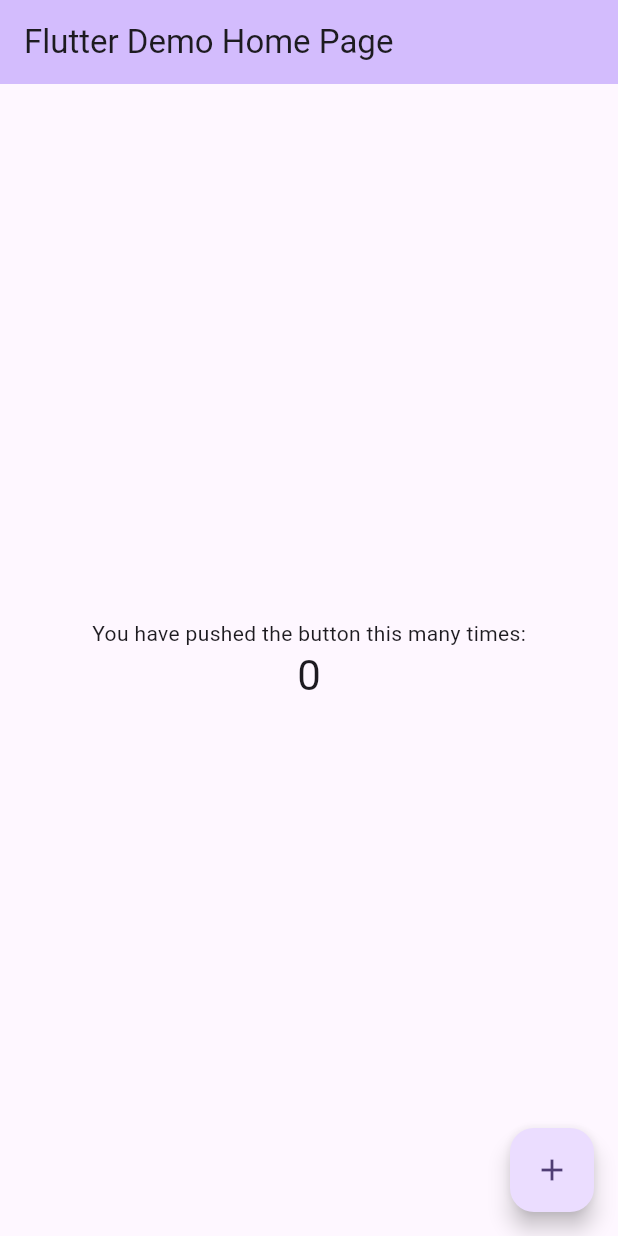
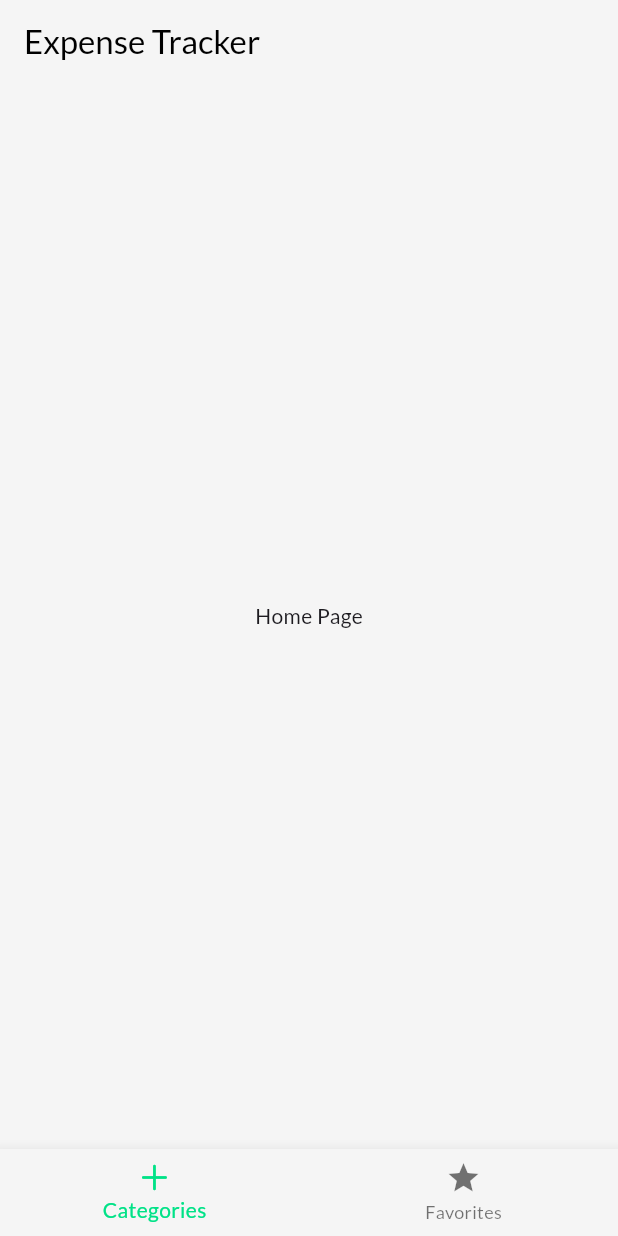
Before and after one commit to ducthinh2k3/Expense_Tracker_App, a Flutter app: the screen it shows after launch, on a phone screen of 412 x 824 dp. Run offline on Flutter 3.47's test engine with Material 3 defaults, Android fonts, the phone set to English and light mode, and no system bars; our stand-ins replace google_fonts.

Commit message:
update base

```diff
--- a/lib/main.dart
+++ b/lib/main.dart
@@ -1,125 +1,22 @@
+import 'package:expense_tracker_app/view/home/pages/home.dart';
 import 'package:flutter/material.dart';
+import 'package:google_fonts/google_fonts.dart';
 
 void main() {
-  runApp(const MyApp());
+  runApp(
+    MaterialApp(
+      theme: ThemeData(
+        useMaterial3: true,
+        colorScheme: ColorScheme.light(
+          surface: Colors.grey.shade100,
+          onSurface:  Colors.black,
+          primary: const Color(0xFF00E287),
+          secondary: const Color(0xFFE064F7),
+          tertiary: const Color(0xFFFF8D6C),
+        ),
+        textTheme: GoogleFonts.latoTextTheme(),
+      ),
+      home: const Home(),
+    ),
+  );
 }
-
-class MyApp extends StatelessWidget {
-  const MyApp({super.key});
-
-  // This widget is the root of your application.
-  @override
-  Widget build(BuildContext context) {
-    return MaterialApp(
-      title: 'Flutter Demo',
-      theme: ThemeData(
-        // This is the theme of your application.
-        //
-        // TRY THIS: Try running your application with "flutter run". You'll see
-        // the application has a purple toolbar. Then, without quitting the app,
-        // try changing the seedColor in the colorScheme below to Colors.green
-        // and then invoke "hot reload" (save your changes or press the "hot
-        // reload" button in a Flutter-supported IDE, or press "r" if you used
-        // the command line to start the app).
-        //
-        // Notice that the counter didn't reset back to zero; the application
-        // state is not lost during the reload. To reset the state, use hot
-        // restart instead.
-        //
-        // This works for code too, not just values: Most code changes can be
-        // tested with just a hot reload.
-        colorScheme: ColorScheme.fromSeed(seedColor: Colors.deepPurple),
-        useMaterial3: true,
-      ),
-      home: const MyHomePage(title: 'Flutter Demo Home Page'),
-    );
-  }
-}
-
-class MyHomePage extends StatefulWidget {
-  const MyHomePage({super.key, required this.title});
-
-  // This widget is the home page of your application. It is stateful, meaning
-  // that it has a State object (defined below) that contains fields that affect
-  // how it looks.
-
-  // This class is the configuration for the state. It holds the values (in this
-  // case the title) provided by the parent (in this case the App widget) and
-  // used by the build method of the State. Fields in a Widget subclass are
-  // always marked "final".
-
-  final String title;
-
-  @override
-  State<MyHomePage> createState() => _MyHomePageState();
-}
-
-class _MyHomePageState extends State<MyHomePage> {
-  int _counter = 0;
-
-  void _incrementCounter() {
-    setState(() {
-      // This call to setState tells the Flutter framework that something has
-      // changed in this State, which causes it to rerun the build method below
-      // so that the display can reflect the updated values. If we changed
-      // _counter without calling setState(), then the build method would not be
-      // called again, and so nothing would appear to happen.
-      _counter++;
-    });
-  }
-
-  @override
-  Widget build(BuildContext context) {
-    // This method is rerun every time setState is called, for instance as done
-    // by the _incrementCounter method above.
-    //
-    // The Flutter framework has been optimized to make rerunning build methods
-    // fast, so that you can just rebuild anything that needs updating rather
-    // than having to individually change instances of widgets.
-    return Scaffold(
-      appBar: AppBar(
-        // TRY THIS: Try changing the color here to a specific color (to
-        // Colors.amber, perhaps?) and trigger a hot reload to see the AppBar
-        // change color while the other colors stay the same.
-        backgroundColor: Theme.of(context).colorScheme.inversePrimary,
-        // Here we take the value from the MyHomePage object that was created by
-        // the App.build method, and use it to set our appbar title.
-        title: Text(widget.title),
-      ),
-      body: Center(
-        // Center is a layout widget. It takes a single child and positions it
-        // in the middle of the parent.
-        child: Column(
-          // Column is also a layout widget. It takes a list of children and
-          // arranges them vertically. By default, it sizes itself to fit its
-          // children horizontally, and tries to be as tall as its parent.
-          //
-          // Column has various properties to control how it sizes itself and
-          // how it positions its children. Here we use mainAxisAlignment to
-          // center the children vertically; the main axis here is the vertical
-          // axis because Columns are vertical (the cross axis would be
-          // horizontal).
-          //
-          // TRY THIS: Invoke "debug painting" (choose the "Toggle Debug Paint"
-          // action in the IDE, or press "p" in the console), to see the
-          // wireframe for each widget.
-          mainAxisAlignment: MainAxisAlignment.center,
-          children: <Widget>[
-            const Text(
-              'You have pushed the button this many times:',
-            ),
-            Text(
-              '$_counter',
-              style: Theme.of(context).textTheme.headlineMedium,
-            ),
-          ],
-        ),
-      ),
-      floatingActionButton: FloatingActionButton(
-        onPressed: _incrementCounter,
-        tooltip: 'Increment',
-        child: const Icon(Icons.add),
-      ), // This trailing comma makes auto-formatting nicer for build methods.
-    );
-  }
-}
--- /dev/null
+++ b/lib/view/home/pages/home.dart
@@ -0,0 +1,30 @@
+import 'package:flutter/cupertino.dart';
+import 'package:flutter/material.dart';
+
+class Home extends StatelessWidget {
+  const Home({super.key});
+
+  @override
+  Widget build(BuildContext context) {
+    return Scaffold(
+      appBar: AppBar(
+        title: const Text('Expense Tracker'),
+      ),
+      bottomNavigationBar: BottomNavigationBar(
+        items: const [
+          BottomNavigationBarItem(
+            icon: Icon(CupertinoIcons.add),
+            label: 'Categories',
+          ),
+          BottomNavigationBarItem(
+            icon: Icon(Icons.star),
+            label: 'Favorites',
+          ),
+        ],
+      ),
+      body: const Center(
+        child: Text('Home Page'),
+      ),
+    );
+  }
+}
--- a/pubspec.yaml
+++ b/pubspec.yaml
@@ -34,7 +34,8 @@ dependencies:
 
   # The following adds the Cupertino Icons font to your application.
   # Use with the CupertinoIcons class for iOS style icons.
-  cupertino_icons: ^1.0.6
+  cupertino_icons: ^1.0.8
+  google_fonts: ^6.2.1
 
 dev_dependencies:
   flutter_test:
```
Also changed, not shown: pubspec.lock, 3 other files.
